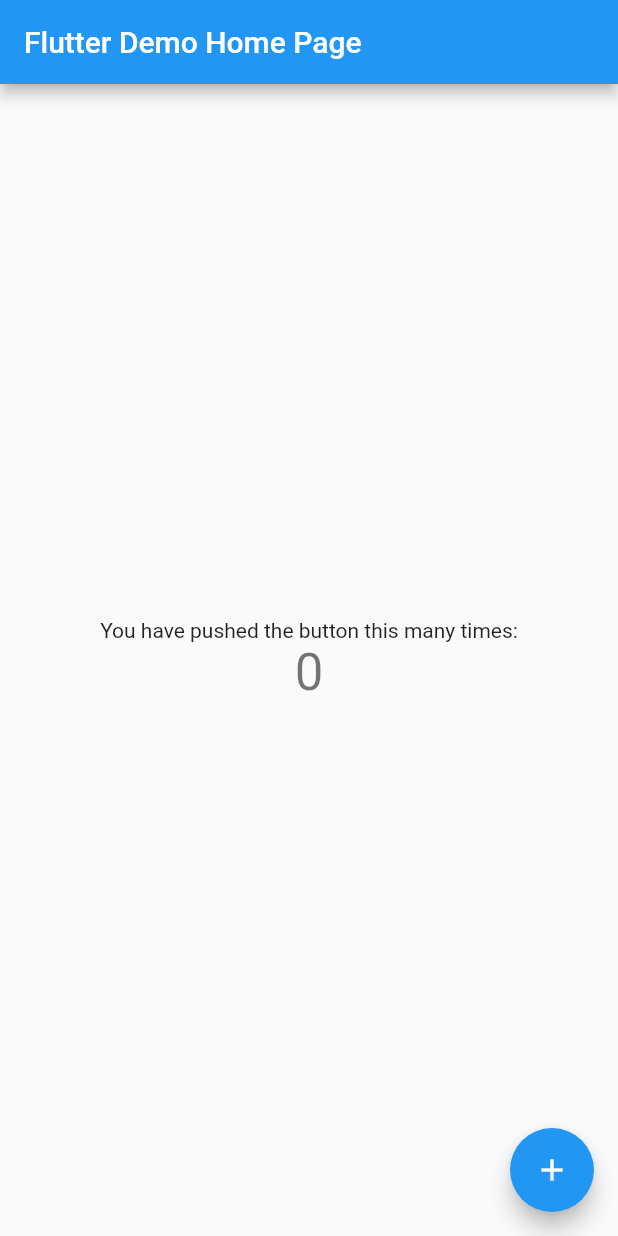
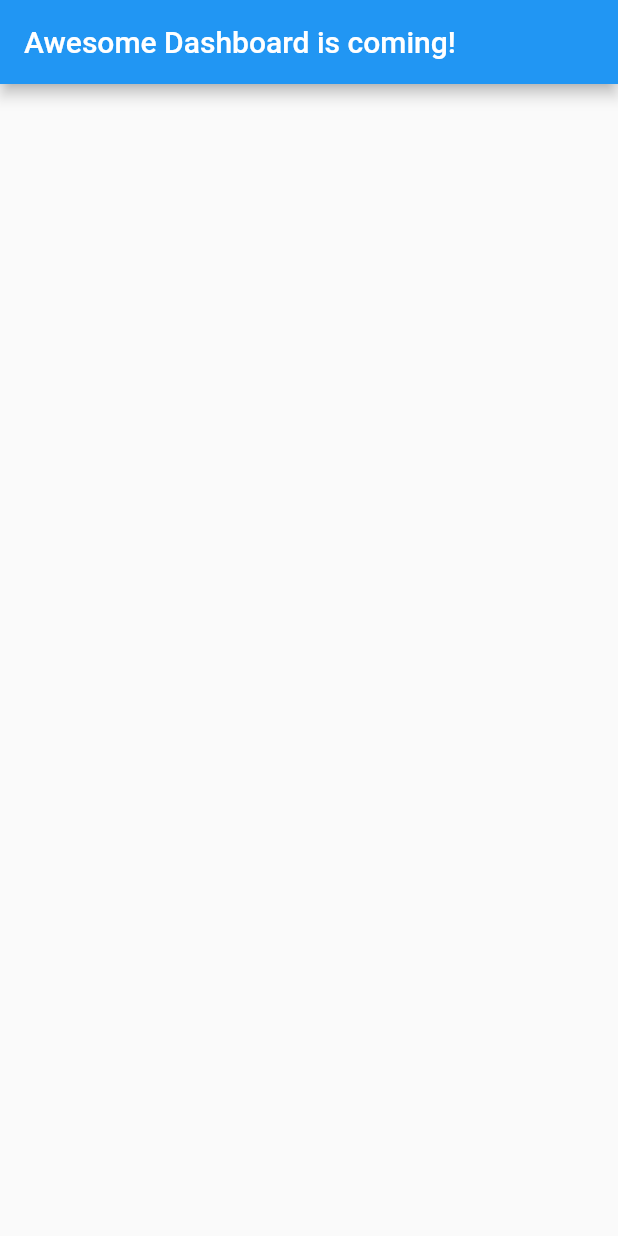
Before and after one commit to petehouston/learning-flutter-dashboard, a Flutter app: the screen it shows after launch, on a phone screen of 412 x 824 dp. Run offline on Flutter 3.47's test engine with Material 2 defaults, Android fonts, the phone set to English and light mode, and no system bars.

Commit message:
Init dashboard

```diff
--- /dev/null
+++ b/lib/dashboard.dart
@@ -0,0 +1,17 @@
+import 'package:flutter/material.dart';
+
+class Dashboard extends StatefulWidget {
+  @override
+  _DashboardState createState() => _DashboardState();
+}
+
+class _DashboardState extends State<Dashboard> {
+  @override
+  Widget build(BuildContext context) {
+    return Scaffold(
+      appBar: AppBar(
+        title: Text('Awesome Dashboard is coming!'),
+      ),
+    );
+  }
+}
--- a/lib/main.dart
+++ b/lib/main.dart
@@ -1,111 +1,18 @@
 import 'package:flutter/material.dart';
+import 'package:flutter_dashboard/dashboard.dart';
 
 void main() => runApp(MyApp());
 
 class MyApp extends StatelessWidget {
-  // This widget is the root of your application.
+
   @override
   Widget build(BuildContext context) {
-    return MaterialApp(
+    return new MaterialApp(
       title: 'Flutter Demo',
       theme: ThemeData(
-        // This is the theme of your application.
-        //
-        // Try running your application with "flutter run". You'll see the
-        // application has a blue toolbar. Then, without quitting the app, try
-        // changing the primarySwatch below to Colors.green and then invoke
-        // "hot reload" (press "r" in the console where you ran "flutter run",
-        // or simply save your changes to "hot reload" in a Flutter IDE).
-        // Notice that the counter didn't reset back to zero; the application
-        // is not restarted.
         primarySwatch: Colors.blue,
       ),
-      home: MyHomePage(title: 'Flutter Demo Home Page'),
+      home: Dashboard(),
     );
   }
 }
-
-class MyHomePage extends StatefulWidget {
-  MyHomePage({Key key, this.title}) : super(key: key);
-
-  // This widget is the home page of your application. It is stateful, meaning
-  // that it has a State object (defined below) that contains fields that affect
-  // how it looks.
-
-  // This class is the configuration for the state. It holds the values (in this
-  // case the title) provided by the parent (in this case the App widget) and
-  // used by the build method of the State. Fields in a Widget subclass are
-  // always marked "final".
-
-  final String title;
-
-  @override
-  _MyHomePageState createState() => _MyHomePageState();
-}
-
-class _MyHomePageState extends State<MyHomePage> {
-  int _counter = 0;
-
-  void _incrementCounter() {
-    setState(() {
-      // This call to setState tells the Flutter framework that something has
-      // changed in this State, which causes it to rerun the build method below
-      // so that the display can reflect the updated values. If we changed
-      // _counter without calling setState(), then the build method would not be
-      // called again, and so nothing would appear to happen.
-      _counter++;
-    });
-  }
-
-  @override
-  Widget build(BuildContext context) {
-    // This method is rerun every time setState is called, for instance as done
-    // by the _incrementCounter method above.
-    //
-    // The Flutter framework has been optimized to make rerunning build methods
-    // fast, so that you can just rebuild anything that needs updating rather
-    // than having to individually change instances of widgets.
-    return Scaffold(
-      appBar: AppBar(
-        // Here we take the value from the MyHomePage object that was created by
-        // the App.build method, and use it to set our appbar title.
-        title: Text(widget.title),
-      ),
-      body: Center(
-        // Center is a layout widget. It takes a single child and positions it
-        // in the middle of the parent.
-        child: Column(
-          // Column is also layout widget. It takes a list of children and
-          // arranges them vertically. By default, it sizes itself to fit its
-          // children horizontally, and tries to be as tall as its parent.
-          //
-          // Invoke "debug painting" (press "p" in the console, choose the
-          // "Toggle Debug Paint" action from the Flutter Inspector in Android
-          // Studio, or the "Toggle Debug Paint" command in Visual Studio Code)
-          // to see the wireframe for each widget.
-          //
-          // Column has various properties to control how it sizes itself and
-          // how it positions its children. Here we use mainAxisAlignment to
-          // center the children vertically; the main axis here is the vertical
-          // axis because Columns are vertical (the cross axis would be
-          // horizontal).
-          mainAxisAlignment: MainAxisAlignment.center,
-          children: <Widget>[
-            Text(
-              'You have pushed the button this many times:',
-            ),
-            Text(
-              '$_counter',
-              style: Theme.of(context).textTheme.display1,
-            ),
-          ],
-        ),
-      ),
-      floatingActionButton: FloatingActionButton(
-        onPressed: _incrementCounter,
-        tooltip: 'Increment',
-        child: Icon(Icons.add),
-      ), // This trailing comma makes auto-formatting nicer for build methods.
-    );
-  }
-}
```
Also changed, not shown: 1 other file.
